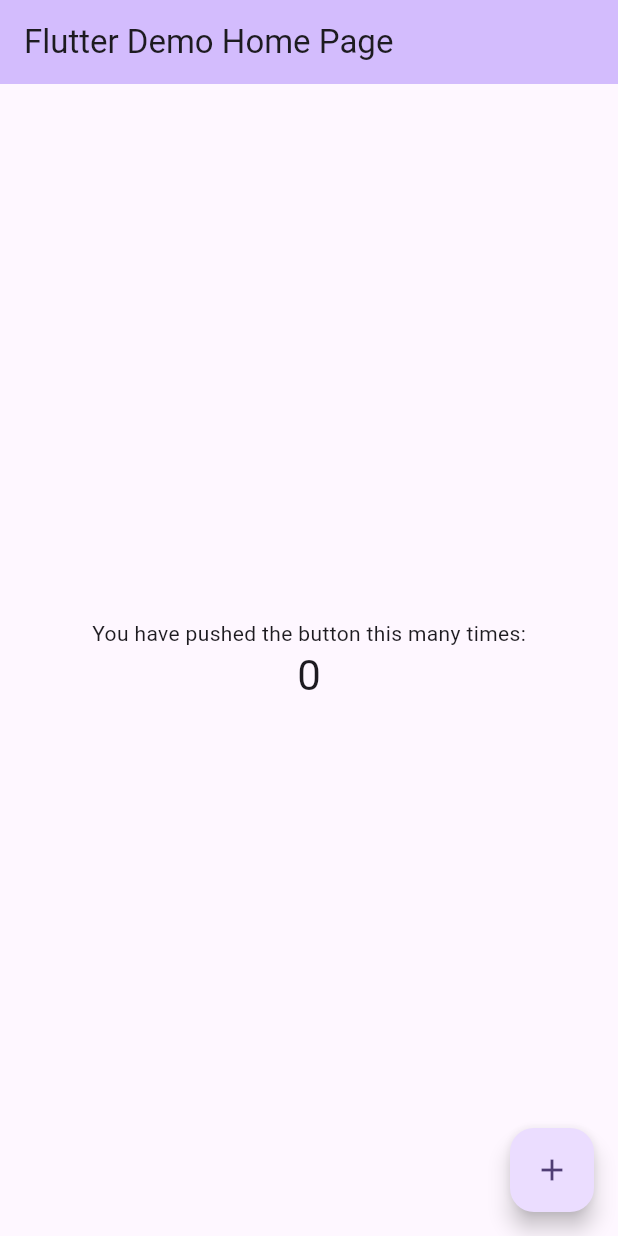
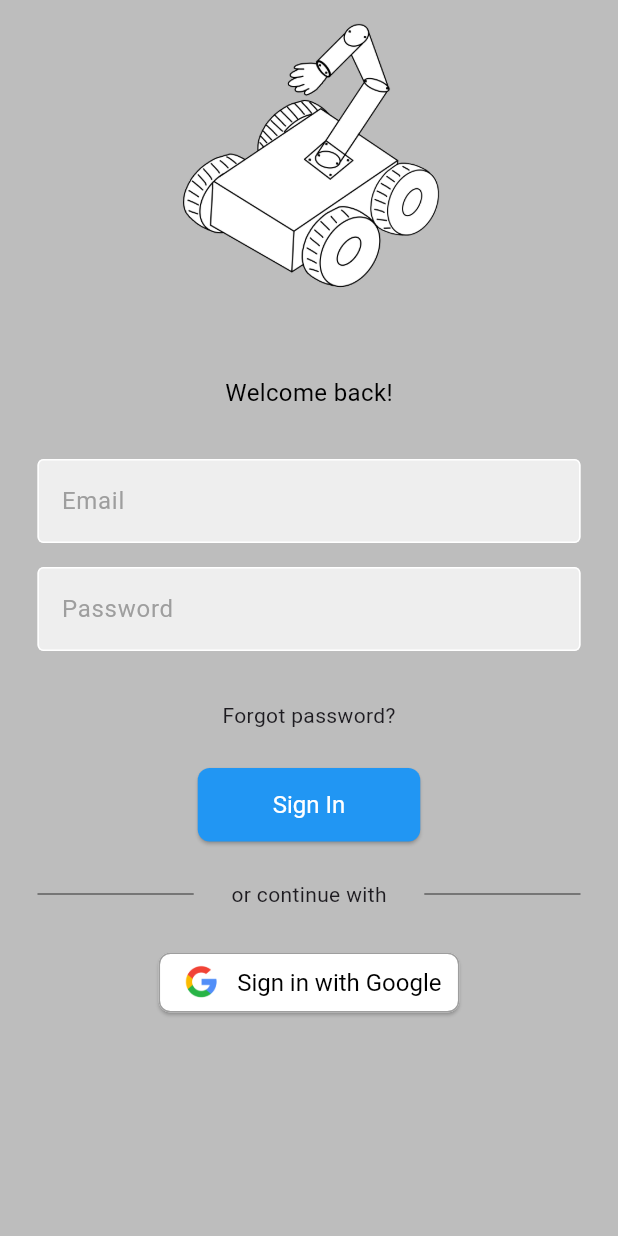
Before and after one commit to yesenia4022/Microcontrollers, a Flutter app: the screen it shows after launch, on a phone screen of 412 x 824 dp. Run offline on Flutter 3.47's test engine with Material 3 defaults, Android fonts, the phone set to English and light mode, and no system bars.

Commit message:
Set up the flutter environment for app; Made simple login UI but needs refining + back-end

```diff
--- /dev/null
+++ b/projects/asar_front_app/asar_app/lib/login_screen/login_screen.dart
@@ -0,0 +1,110 @@
+import 'package:flutter/material.dart';
+import 'other/my_text.dart';
+import 'other/sign_button.dart';
+import 'other/my_square.dart';
+
+class LoginScreen extends StatelessWidget {
+  const LoginScreen({super.key});
+
+  void signInLogic() {}
+  @override
+  Widget build(BuildContext context) {
+    final emailController = TextEditingController();
+    final passwordController = TextEditingController();
+
+    return Scaffold(
+      backgroundColor: Colors.grey[400],
+      body: SafeArea(
+        child: SingleChildScrollView(
+          child: Center(
+            // Start the column
+            child: Column(
+              mainAxisSize: MainAxisSize.min,
+              // Handles the icon of our application
+              children: [
+                Image.asset(
+                'lib/images/body_back.png',
+                width: 200,
+                height: 200,
+                ),
+
+                const SizedBox(height: 50),
+
+                // Greeting the user
+                const Text(
+                  'Welcome back!',
+                  style: TextStyle(
+                    fontSize: 16,
+                    color: Color.fromARGB(255, 0, 0, 0),
+                  ),
+                ),
+                // 25 Pixels before text
+                const SizedBox(height: 25),
+
+                // Use MyTextFormField for email
+                // Obscure allows the password to be hidden (privacy)
+                MyTextFormField(
+                  controller: emailController,
+                  hintText: 'Email',
+                  obscureText: false,
+                ),
+
+                // Use MyTextFormField for password
+                MyTextFormField(
+                  controller: passwordController,
+                  hintText: 'Password',
+                  obscureText: true,
+                ),
+                const SizedBox(height: 25),
+
+                const Text("Forgot password?"),
+
+                const SizedBox(height: 25),
+
+                SignButton(
+                  text: 'Sign In',
+                  onPressed: signInLogic,
+                    // Implement what happens when the button is pressed
+                    // For example, validate form and sign in the user
+                ),
+
+                const SizedBox(height: 25),
+
+                const Padding(
+                  padding: EdgeInsets.symmetric(horizontal: 25.0),
+                  child: Row(
+                    children: [
+                      Expanded(
+                        child: Divider(
+                          thickness: 0.5,
+                          color: Color.fromARGB(255, 0, 0, 0),
+                        ),
+                      ),
+                      Padding(
+                        padding: EdgeInsets.symmetric(horizontal: 25.0),
+                        child: Text("or continue with"),
+                      ),
+                      Expanded(
+                        child: Divider(
+                          thickness: 0.5,
+                          color: Color.fromARGB(255, 0, 0, 0),
+                        ),
+                      ),
+                    ],
+                  ),
+                ),
+
+                const SizedBox(height: 25),
+
+                MySquare(
+                  imagePath: 'lib/images/google.png', // Specify the image path here
+                  onPressed: signInLogic,
+                ),
+              ],
+            ),
+          ),
+        ),
+      ),
+    );
+  }
+}
--- /dev/null
+++ b/projects/asar_front_app/asar_app/lib/login_screen/other/my_square.dart
@@ -0,0 +1,33 @@
+import 'package:flutter/material.dart';
+
+class MySquare extends StatelessWidget {
+  final String imagePath;
+  final VoidCallback onPressed;
+
+  const MySquare({
+    super.key,
+    required this.imagePath,
+    required this.onPressed,
+  });
+
+  @override
+  Widget build(BuildContext context) {
+    return ElevatedButton.icon(
+      icon: Image.asset(imagePath, height: 24), // Use the imagePath parameter
+      label: const Text('Sign in with Google'),
+      onPressed: onPressed,
+      style: ElevatedButton.styleFrom(
+        backgroundColor: Colors.white, // Button color
+        foregroundColor: Colors.black, // Text color
+        textStyle: const TextStyle(
+          fontSize: 16,
+        ),
+        padding: const EdgeInsets.symmetric(horizontal: 12, vertical: 8),
+        shape: RoundedRectangleBorder(
+          borderRadius: BorderRadius.circular(8),
+          side: const BorderSide(color: Colors.grey), // Border color
+        ),
+      ),
+    );
+  }
+}
--- /dev/null
+++ b/projects/asar_front_app/asar_app/lib/login_screen/other/my_text.dart
@@ -0,0 +1,41 @@
+import 'package:flutter/material.dart';
+
+class MyTextFormField extends StatelessWidget {
+  final TextEditingController controller;
+  final String hintText;
+  final bool obscureText;
+  final String? Function(String?)? validator;
+
+  // Prompts user: control & hint key (indicates email or password)
+  const MyTextFormField({
+    super.key,
+    required this.controller,
+    required this.hintText,
+    this.obscureText = false,
+    this.validator,
+  });
+
+  @override
+  Widget build(BuildContext context) {
+    return Padding(
+      padding: const EdgeInsets.symmetric(horizontal: 25.0, vertical: 8.0),
+      child: TextFormField(
+        controller: controller,
+        obscureText: obscureText,
+        validator: validator,
+        decoration: InputDecoration(
+          enabledBorder: const OutlineInputBorder(
+            borderSide: BorderSide(color: Colors.white),
+          ),
+          focusedBorder: OutlineInputBorder(
+            borderSide: BorderSide(color: Theme.of(context).primaryColor),
+          ),
+          fillColor: Colors.grey.shade200,
+          filled: true,
+          hintText: hintText,
+          hintStyle: const TextStyle(color: Colors.grey),
+        ),
+      ),
+    );
+  }
+}
--- /dev/null
+++ b/projects/asar_front_app/asar_app/lib/login_screen/other/sign_button.dart
@@ -0,0 +1,29 @@
+import 'package:flutter/material.dart';
+
+class SignButton extends StatelessWidget {
+  final String text;
+  final VoidCallback onPressed;
+
+  const SignButton({
+    super.key,
+    required this.text,
+    required this.onPressed,
+  });
+
+  @override
+  Widget build(BuildContext context) {
+    return ElevatedButton(
+      onPressed: onPressed,
+      child: Text(text),
+      style: ElevatedButton.styleFrom(
+        backgroundColor: Colors.blue, // Background color
+        foregroundColor: Colors.white, // Text color
+        shape: RoundedRectangleBorder(
+          borderRadius: BorderRadius.circular(8),
+        ),
+        padding: const EdgeInsets.symmetric(horizontal: 50, vertical: 15),
+        textStyle: const TextStyle(fontSize: 16),
+      ),
+    );
+  }
+}
--- a/projects/asar_front_app/asar_app/lib/main.dart
+++ b/projects/asar_front_app/asar_app/lib/main.dart
@@ -1,4 +1,5 @@
 import 'package:flutter/material.dart';
+import 'login_screen/login_screen.dart';
 
 void main() {
   runApp(const MyApp());
@@ -7,119 +8,15 @@
 class MyApp extends StatelessWidget {
   const MyApp({super.key});
 
-  // This widget is the root of your application.
   @override
   Widget build(BuildContext context) {
     return MaterialApp(
-      title: 'Flutter Demo',
+      title: 'ASAR App',
       theme: ThemeData(
-        // This is the theme of your application.
-        //
-        // TRY THIS: Try running your application with "flutter run". You'll see
-        // the application has a purple toolbar. Then, without quitting the app,
-        // try changing the seedColor in the colorScheme below to Colors.green
-        // and then invoke "hot reload" (save your changes or press the "hot
-        // reload" button in a Flutter-supported IDE, or press "r" if you used
-        // the command line to start the app).
-        //
-        // Notice that the counter didn't reset back to zero; the application
-        // state is not lost during the reload. To reset the state, use hot
-        // restart instead.
-        //
-        // This works for code too, not just values: Most code changes can be
-        // tested with just a hot reload.
         colorScheme: ColorScheme.fromSeed(seedColor: Colors.deepPurple),
         useMaterial3: true,
       ),
-      home: const MyHomePage(title: 'Flutter Demo Home Page'),
+      home: LoginScreen(),
     );
   }
 }
-
-class MyHomePage extends StatefulWidget {
-  const MyHomePage({super.key, required this.title});
-
-  // This widget is the home page of your application. It is stateful, meaning
-  // that it has a State object (defined below) that contains fields that affect
-  // how it looks.
-
-  // This class is the configuration for the state. It holds the values (in this
-  // case the title) provided by the parent (in this case the App widget) and
-  // used by the build method of the State. Fields in a Widget subclass are
-  // always marked "final".
-
-  final String title;
-
-  @override
-  State<MyHomePage> createState() => _MyHomePageState();
-}
-
-class _MyHomePageState extends State<MyHomePage> {
-  int _counter = 0;
-
-  void _incrementCounter() {
-    setState(() {
-      // This call to setState tells the Flutter framework that something has
-      // changed in this State, which causes it to rerun the build method below
-      // so that the display can reflect the updated values. If we changed
-      // _counter without calling setState(), then the build method would not be
-      // called again, and so nothing would appear to happen.
-      _counter++;
-    });
-  }
-
-  @override
-  Widget build(BuildContext context) {
-    // This method is rerun every time setState is called, for instance as done
-    // by the _incrementCounter method above.
-    //
-    // The Flutter framework has been optimized to make rerunning build methods
-    // fast, so that you can just rebuild anything that needs updating rather
-    // than having to individually change instances of widgets.
-    return Scaffold(
-      appBar: AppBar(
-        // TRY THIS: Try changing the color here to a specific color (to
-        // Colors.amber, perhaps?) and trigger a hot reload to see the AppBar
-        // change color while the other colors stay the same.
-        backgroundColor: Theme.of(context).colorScheme.inversePrimary,
-        // Here we take the value from the MyHomePage object that was created by
-        // the App.build method, and use it to set our appbar title.
-        title: Text(widget.title),
-      ),
-      body: Center(
-        // Center is a layout widget. It takes a single child and positions it
-        // in the middle of the parent.
-        child: Column(
-          // Column is also a layout widget. It takes a list of children and
-          // arranges them vertically. By default, it sizes itself to fit its
-          // children horizontally, and tries to be as tall as its parent.
-          //
-          // Column has various properties to control how it sizes itself and
-          // how it positions its children. Here we use mainAxisAlignment to
-          // center the children vertically; the main axis here is the vertical
-          // axis because Columns are vertical (the cross axis would be
-          // horizontal).
-          //
-          // TRY THIS: Invoke "debug painting" (choose the "Toggle Debug Paint"
-          // action in the IDE, or press "p" in the console), to see the
-          // wireframe for each widget.
-          mainAxisAlignment: MainAxisAlignment.center,
-          children: <Widget>[
-            const Text(
-              'You have pushed the button this many times:',
-            ),
-            Text(
-              '$_counter',
-              style: Theme.of(context).textTheme.headlineMedium,
-            ),
-          ],
-        ),
-      ),
-      floatingActionButton: FloatingActionButton(
-        onPressed: _incrementCounter,
-        tooltip: 'Increment',
-        child: const Icon(Icons.add),
-      ), // This trailing comma makes auto-formatting nicer for build methods.
-    );
-  }
-}
--- a/projects/asar_front_app/asar_app/pubspec.yaml
+++ b/projects/asar_front_app/asar_app/pubspec.yaml
@@ -59,8 +59,8 @@ flutter:
   uses-material-design: true
 
   # To add assets to your application, add an assets section, like this:
-  # assets:
-  #   - images/a_dot_burr.jpeg
+  assets:
+  - lib/images/
   #   - images/a_dot_ham.jpeg
 
   # An image asset can refer to one or more resolution-specific "variants", see
```
Also changed, not shown: projects/asar_front_app/asar_app/lib/images/body_back.png (added), projects/asar_front_app/asar_app/lib/images/google.png (added).
